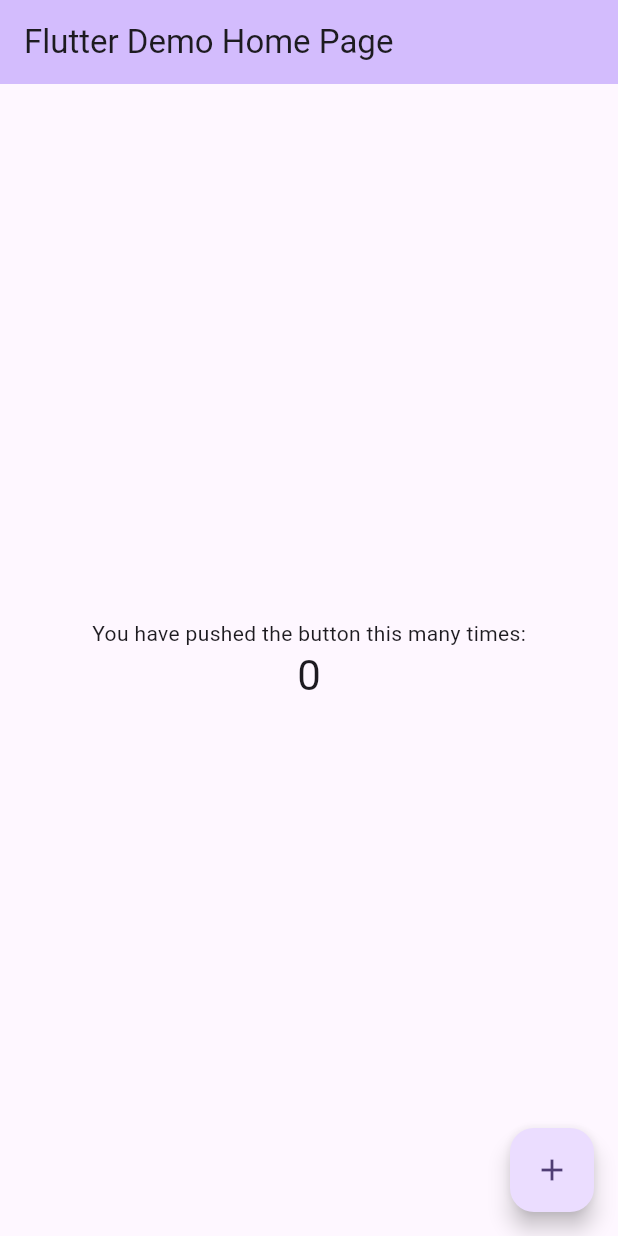
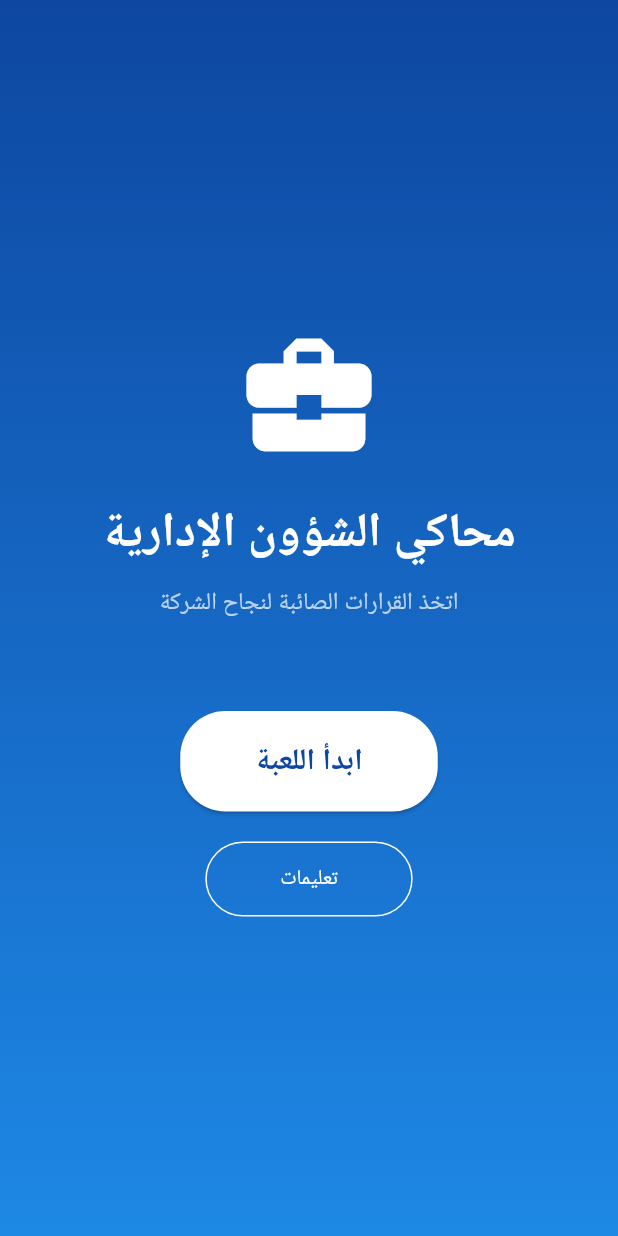
Before and after one commit to could-ai/019ae99a-95c6-7785-a02b-93222fea12d6, a Flutter app: the screen it shows after launch, on a phone screen of 412 x 824 dp. Run offline on Flutter 3.47's test engine with Material 3 defaults, Android fonts, the phone set to English and light mode, and no system bars; Roboto replaces fonts that are missing (Arial).

Commit message:
Created data models for GameTask and GameState to handle game logic and content in Arabic.; Created GameplayScreen with game loop logic, stats display, and decision cards.; Created HomeScreen with main menu and navigation to game.; Updated main.dart to setup routing, Arabic localization, and theme.

```diff
--- a/usr/lib/main.dart
+++ b/usr/lib/main.dart
@@ -1,4 +1,7 @@
 import 'package:flutter/material.dart';
+import 'package:flutter_localizations/flutter_localizations.dart';
+import 'screens/home_screen.dart';
+import 'screens/gameplay_screen.dart';
 
 void main() {
   runApp(const MyApp());
@@ -7,117 +10,32 @@ void main() {
 class MyApp extends StatelessWidget {
   const MyApp({super.key});
 
-  // This widget is the root of your application.
   @override
   Widget build(BuildContext context) {
     return MaterialApp(
-      title: 'Flutter Demo',
+      title: 'محاكي الشؤون الإدارية',
       debugShowCheckedModeBanner: false,
       theme: ThemeData(
-        // This is the theme of your application.
-        //
-        // TRY THIS: Try running your application with "flutter run". You'll see
-        // the application has a purple toolbar. Then, without quitting the app,
-        // try changing the seedColor in the colorScheme below to Colors.green
-        // and then invoke "hot reload" (save your changes or press the "hot
-        // reload" button in a Flutter-supported IDE, or press "r" if you used
-        // the command line to start the app).
-        //
-        // Notice that the counter didn't reset back to zero; the application
-        // state is not lost during the reload. To reset the state, use hot
-        // restart instead.
-        //
-        // This works for code too, not just values: Most code changes can be
-        // tested with just a hot reload.
-        colorScheme: ColorScheme.fromSeed(seedColor: Colors.deepPurple),
+        colorScheme: ColorScheme.fromSeed(seedColor: Colors.blue),
+        useMaterial3: true,
+        fontFamily: 'Arial', // Fallback font, usually system default handles Arabic well
       ),
+      // Localization setup for RTL support (Arabic)
+      localizationsDelegates: const [
+        GlobalMaterialLocalizations.delegate,
+        GlobalWidgetsLocalizations.delegate,
+        GlobalCupertinoLocalizations.delegate,
+      ],
+      supportedLocales: const [
+        Locale('ar', 'AE'), // Arabic
+      ],
+      locale: const Locale('ar', 'AE'), // Force Arabic
+
       initialRoute: '/',
       routes: {
-        '/': (context) => const MyHomePage(title: 'Flutter Demo Home Page'),
+        '/': (context) => const HomeScreen(),
+        '/game': (context) => const GameplayScreen(),
       },
     );
   }
 }
-
-class MyHomePage extends StatefulWidget {
-  const MyHomePage({super.key, required this.title});
-
-  // This widget is the home page of your application. It is stateful, meaning
-  // that it has a State object (defined below) that contains fields that affect
-  // how it looks.
-
-  // This class is the configuration for the state. It holds the values (in this
-  // case the title) provided by the parent (in this case the App widget) and
-  // used by the build method of the State. Fields in a Widget subclass are
-  // always marked "final".
-
-  final String title;
-
-  @override
-  State<MyHomePage> createState() => _MyHomePageState();
-}
-
-class _MyHomePageState extends State<MyHomePage> {
-  int _counter = 0;
-
-  void _incrementCounter() {
-    setState(() {
-      // This call to setState tells the Flutter framework that something has
-      // changed in this State, which causes it to rerun the build method below
-      // so that the display can reflect the updated values. If we changed
-      // _counter without calling setState(), then the build method would not be
-      // called again, and so nothing would appear to happen.
-      _counter++;
-    });
-  }
-
-  @override
-  Widget build(BuildContext context) {
-    // This method is rerun every time setState is called, for instance as done
-    // by the _incrementCounter method above.
-    //
-    // The Flutter framework has been optimized to make rerunning build methods
-    // fast, so that you can just rebuild anything that needs updating rather
-    // than having to individually change instances of widgets.
-    return Scaffold(
-      appBar: AppBar(
-        // TRY THIS: Try changing the color here to a specific color (to
-        // Colors.amber, perhaps?) and trigger a hot reload to see the AppBar
-        // change color while the other colors stay the same.
-        backgroundColor: Theme.of(context).colorScheme.inversePrimary,
-        // Here we take the value from the MyHomePage object that was created by
-        // the App.build method, and use it to set our appbar title.
-        title: Text(widget.title),
-      ),
-      body: Center(
-        // Center is a layout widget. It takes a single child and positions it
-        // in the middle of the parent.
-        child: Column(
-          // Column is also a layout widget. It takes a list of children and
-          // arranges them vertically. By default, it sizes itself to fit its
-          // children horizontally, and tries to be as tall as its parent.
-          //
-          // Column has various properties to control how it sizes itself and
-          // how it positions its children. Here we use mainAxisAlignment to
-          // center the children vertically; the main axis here is the vertical
-          // axis because Columns are vertical (the cross axis would be
-          // horizontal).
-          //
-          // TRY THIS: Invoke "debug painting" (choose the "Toggle Debug Paint"
-          // action in the IDE, or press "p" in the console), to see the
-          // wireframe for each widget.
-          mainAxisAlignment: MainAxisAlignment.center,
-          children: <Widget>[
-            const Text('You have pushed the button this many times:'),
-            Text('$_counter', style: Theme.of(context).textTheme.headlineMedium),
-          ],
-        ),
-      ),
-      floatingActionButton: FloatingActionButton(
-        onPressed: _incrementCounter,
-        tooltip: 'Increment',
-        child: const Icon(Icons.add),
-      ), // This trailing comma makes auto-formatting nicer for build methods.
-    );
-  }
-}
--- /dev/null
+++ b/usr/lib/screens/home_screen.dart
@@ -0,0 +1,96 @@
+import 'package:flutter/material.dart';
+
+class HomeScreen extends StatelessWidget {
+  const HomeScreen({super.key});
+
+  @override
+  Widget build(BuildContext context) {
+    return Scaffold(
+      body: Container(
+        decoration: BoxDecoration(
+          gradient: LinearGradient(
+            begin: Alignment.topCenter,
+            end: Alignment.bottomCenter,
+            colors: [Colors.blue[900]!, Colors.blue[600]!],
+          ),
+        ),
+        child: SafeArea(
+          child: Center(
+            child: Column(
+              mainAxisAlignment: MainAxisAlignment.center,
+              children: [
+                const Icon(
+                  Icons.business_center,
+                  size: 100,
+                  color: Colors.white,
+                ),
+                const SizedBox(height: 20),
+                const Text(
+                  "محاكي الشؤون الإدارية",
+                  style: TextStyle(
+                    fontSize: 32,
+                    fontWeight: FontWeight.bold,
+                    color: Colors.white,
+                  ),
+                  textAlign: TextAlign.center,
+                ),
+                const SizedBox(height: 10),
+                const Text(
+                  "اتخذ القرارات الصائبة لنجاح الشركة",
+                  style: TextStyle(
+                    fontSize: 16,
+                    color: Colors.white70,
+                  ),
+                ),
+                const SizedBox(height: 60),
+                ElevatedButton(
+                  onPressed: () {
+                    Navigator.pushNamed(context, '/game');
+                  },
+                  style: ElevatedButton.styleFrom(
+                    backgroundColor: Colors.white,
+                    foregroundColor: Colors.blue[900],
+                    padding: const EdgeInsets.symmetric(horizontal: 50, vertical: 20),
+                    textStyle: const TextStyle(fontSize: 20, fontWeight: FontWeight.bold),
+                    shape: RoundedRectangleBorder(
+                      borderRadius: BorderRadius.circular(30),
+                    ),
+                  ),
+                  child: const Text("ابدأ اللعبة"),
+                ),
+                const SizedBox(height: 20),
+                OutlinedButton(
+                  onPressed: () {
+                    // Show instructions or credits
+                    showDialog(
+                      context: context,
+                      builder: (context) => AlertDialog(
+                        title: const Text("عن اللعبة"),
+                        content: const Text("أنت المدير الإداري الجديد. مهمتك هي الموازنة بين ميزانية الشركة، رضا الموظفين، وكفاءة العمل. كل قرار تتخذه سيؤثر على هذه العوامل."),
+                        actions: [
+                          TextButton(
+                            onPressed: () => Navigator.pop(context),
+                            child: const Text("حسناً"),
+                          ),
+                        ],
+                      ),
+                    );
+                  },
+                  style: OutlinedButton.styleFrom(
+                    foregroundColor: Colors.white,
+                    side: const BorderSide(color: Colors.white),
+                    padding: const EdgeInsets.symmetric(horizontal: 50, vertical: 15),
+                    shape: RoundedRectangleBorder(
+                      borderRadius: BorderRadius.circular(30),
+                    ),
+                  ),
+                  child: const Text("تعليمات"),
+                ),
+              ],
+            ),
+          ),
+        ),
+      ),
+    );
+  }
+}
```
Also changed, not shown: usr/lib/models/game_data.dart (added, +84 -0 lines), usr/lib/screens/gameplay_screen.dart (added, +265 -0 lines).
